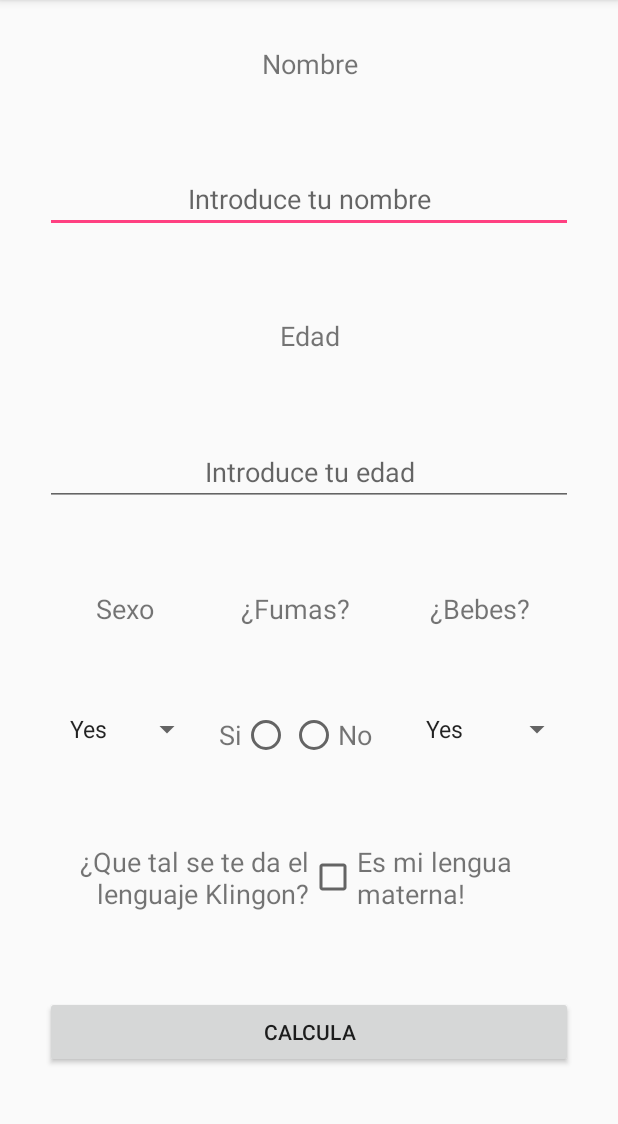
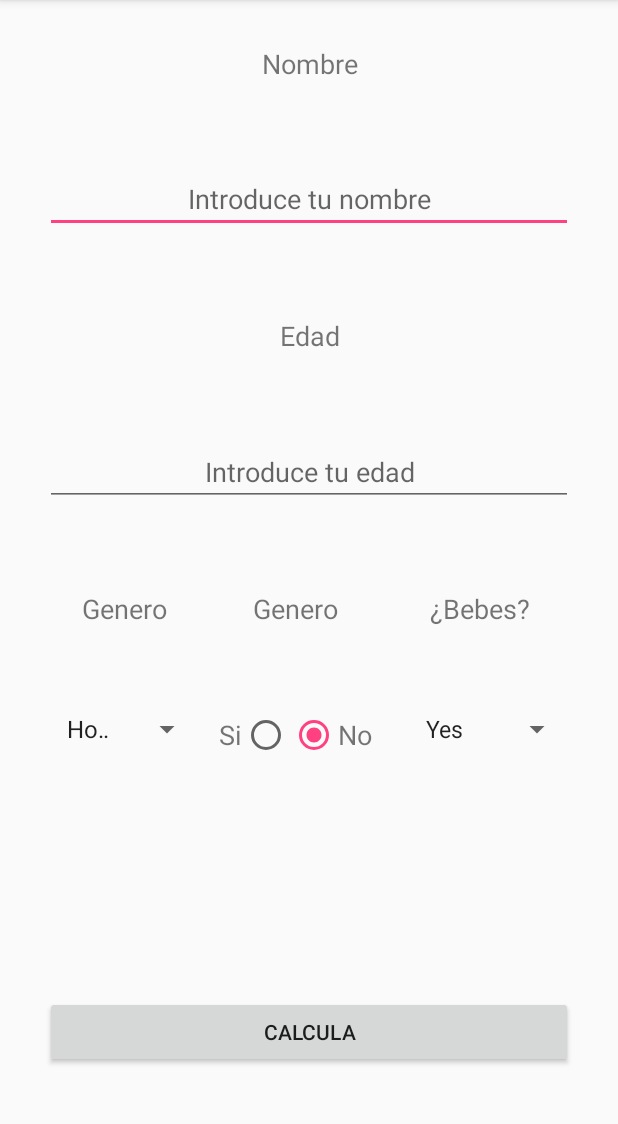
Before and after one commit to Wewannado/DeathTelling, an Android app: the screen it shows after launch (MainActivity), on a phone screen of 412 x 824 dp, the part 84-1208 px from its top. Run offline under Robolectric (Android 15) with nearby library versions, the light colour scheme and no system bars.

Commit message:
Implementat les opcions per a llenguatge Klingon, s'extreuen en Strings els missatges HardCoded
Es detecta la rotació de pantalla i s'inicialitzen els spinners, checkbox i visibilitat dels components.
Extraccio dels missatges hardcoded en strings.

```diff
--- /dev/null
+++ b/app/src/main/java/com/rogergili/deathtelling/CalculaCausa.java
@@ -0,0 +1,6 @@
+package com.rogergili.deathtelling;
+
+
+public class CalculaCausa {
+
+}
--- a/app/src/main/java/com/rogergili/deathtelling/MainActivity.java
+++ b/app/src/main/java/com/rogergili/deathtelling/MainActivity.java
@@ -9,14 +9,19 @@ import android.view.View;
 import android.view.WindowManager;
 import android.widget.AdapterView;
 import android.widget.ArrayAdapter;
+import android.widget.CheckBox;
 import android.widget.RadioButton;
 import android.widget.Spinner;
+import android.widget.TextView;
 import android.widget.Toast;
 
+
 public class MainActivity extends AppCompatActivity implements AdapterView.OnItemSelectedListener {
-    private int selectedSpinnerBebes = -1;
-    private int selectedSpinnerSexo = -1;
-    private int selectedRadioButton = -1;
+    private int selectedSpinnerBebes = 0;
+    private int selectedSpinnerSexo = 0;
+    private int selectedRadioButton = 0;
+    private int selectedKlingon = 0;
+
     private String orientacio;
 
     @Override
@@ -26,12 +31,16 @@ public class MainActivity extends AppCompatActivity implements AdapterView.OnIte
 
         WindowManager windowManager = (WindowManager) getSystemService(Context.WINDOW_SERVICE);
         Display display = windowManager.getDefaultDisplay();
+        //Si hi ha una instancia guardada en recuperem les variables.
         if (savedInstanceState != null) {
-            //TODO recuperar la informacion que necesitemos si hay una instancia guardada.
             this.selectedSpinnerSexo = savedInstanceState.getInt("sexo");
             this.selectedSpinnerBebes = savedInstanceState.getInt("bebes");
             this.selectedRadioButton = savedInstanceState.getInt("fumas");
+        } else {
+            //Missatge per invitar a trobar un dels ous de pasqua del programa ;)
+            Toast.makeText(this, "Los aliens no existen...¿Verdad?", Toast.LENGTH_SHORT).show();
         }
+        //Carreguem el metode cargaPantalla en vertical o horitzontal depenen de la orientacio de la pantalla.
         if (display.getRotation() == Surface.ROTATION_0 || display.getRotation() == Surface.ROTATION_180) {
             this.orientacio = "vertical";
             cargaPantalla(orientacio);
@@ -39,23 +48,26 @@ public class MainActivity extends AppCompatActivity implements AdapterView.OnIte
             this.orientacio = "horitzontal";
             cargaPantalla(orientacio);
         }
+
     }
 
     @Override
     protected void onSaveInstanceState(Bundle outState) {
         super.onSaveInstanceState(outState);
-        //TODO introducir la informacion que necesitemos guardar al girar esta activity
+        //Introduim les dades que volem guardar en cas que es giri la pantalla.
         outState.putInt("sexo", this.selectedSpinnerSexo);
         outState.putInt("bebes", this.selectedSpinnerBebes);
         outState.putInt("fumas", this.selectedRadioButton);
     }
 
-    public void cargaPantalla(String orientacion) {
+    public void cargaPantalla(String orientacio) {
         Spinner sexo;
         Spinner bebes;
         RadioButton RBn;
         RadioButton RBy;
-        if (orientacion == "vertical") {
+
+        //inicialitzem els identificadors de recursos adecuats a la orientacio de la pantalla.
+        if (orientacio == "vertical") {
             sexo = (Spinner) findViewById(R.id.spinnerSexoV);
             bebes = (Spinner) findViewById(R.id.spinnerBebesV);
             RBn = (RadioButton) findViewById(R.id.radioButtonNV);
@@ -66,69 +78,121 @@ public class MainActivity extends AppCompatActivity implements AdapterView.OnIte
             RBn = (RadioButton) findViewById(R.id.radioButtonNH);
             RBy = (RadioButton) findViewById(R.id.radioButtonYH);
         }
+        //Creem els listeners als dos Spinners
         sexo.setOnItemSelectedListener(this);
         bebes.setOnItemSelectedListener(this);
+
+        //Creem un adaptador per als Spinners.
         ArrayAdapter<CharSequence> adapter = ArrayAdapter.createFromResource(this, R.array.yesNo, R.layout.spinner_right);
+        ArrayAdapter<CharSequence> adapter2 = ArrayAdapter.createFromResource(this, R.array.genero, R.layout.spinner_right);
         adapter.setDropDownViewResource(android.R.layout.simple_spinner_dropdown_item);
-        sexo.setAdapter(adapter);
-        ArrayAdapter<CharSequence> adapter2 = ArrayAdapter.createFromResource(this, R.array.yesNo, R.layout.spinner_right);
         adapter2.setDropDownViewResource(android.R.layout.simple_spinner_dropdown_item);
+
+        //Apliquem l'adaptador als Spinners.
+        sexo.setAdapter(adapter2);
         bebes.setAdapter(adapter);
 
-
-        if (this.selectedSpinnerSexo != -1) {
+        //Seleccionem la posicio adequada al spinner de seleccio de genere
+        if (selectedSpinnerSexo == 0 || selectedSpinnerSexo == 1) {
             sexo.setSelection(selectedSpinnerSexo);
         }
-        if (this.selectedSpinnerBebes != -1) {
-            bebes.setSelection(selectedSpinnerBebes);
+        if (selectedSpinnerSexo == 2) {
+            //Un petit ou de pasqua que nomes entendran els fans d'Star Trek ;)
+            showKlingon(orientacio, true);
+            sexo.setSelection(selectedSpinnerSexo);
         }
-        Toast.makeText(this, String.valueOf(selectedRadioButton), Toast.LENGTH_SHORT).show();
-        if (this.selectedRadioButton != -1) {
-            Toast.makeText(this, String.valueOf(selectedRadioButton), Toast.LENGTH_SHORT).show();
-            if (this.selectedRadioButton == 0) {
-                RBn.setChecked(true);
-                RBy.setChecked(false);
+        //Seleccionem la posicio adequada al spinner de beguda
+        bebes.setSelection(selectedSpinnerBebes);
+
+        //Seleccionem la opcio corresponent al radioButton
+        if (this.selectedRadioButton == 0) {
+            RBn.setChecked(true);
+            RBy.setChecked(false);
+        } else {
+            RBn.setChecked(false);
+            RBy.setChecked(true);
+        }
+
+        //Marquem la checkbox del llenguatge klingon en cas que sigui necesari
+        if (selectedKlingon == 1) {
+            CheckBox checkKlingon;
+            if (orientacio == "horitzontal") {
+                checkKlingon = (CheckBox) findViewById(R.id.checkBoxKlingonH);
             } else {
-                RBn.setChecked(false);
-                RBy.setChecked(true);
+                checkKlingon = (CheckBox) findViewById(R.id.checkBoxKlingonV);
             }
+            checkKlingon.setChecked(true);
+        }
+    }
 
+
+    public void showKlingon(String orientacio, boolean Mostrar) {
+        TextView textKlingon;
+        CheckBox checkKlingon;
+        if (orientacio == "vertical") {
+            textKlingon = (TextView) findViewById(R.id.tViewKlingonV);
+            checkKlingon = (CheckBox) findViewById(R.id.checkBoxKlingonV);
+        } else {
+            textKlingon = (TextView) findViewById(R.id.tViewKlingonH);
+            checkKlingon = (CheckBox) findViewById(R.id.checkBoxKlingonH);
+        }
+        if (Mostrar) {
+            textKlingon.setVisibility(View.VISIBLE);
+            checkKlingon.setVisibility(View.VISIBLE);
+        } else {
+            textKlingon.setVisibility(View.INVISIBLE);
+            checkKlingon.setChecked(false);
+            checkKlingon.setVisibility(View.INVISIBLE);
         }
     }
 
     public void onRadioButtonClicked(View view) {
-        // Is the button now checked?
         boolean checked = ((RadioButton) view).isChecked();
-
-        // Check which radio button was clicked
+        //Comprobem quin RadioButton esta seleccionat i actuem en consecuencia.
         switch (view.getId()) {
             case R.id.radioButtonNH:
-                if (checked){
-                this.selectedRadioButton = 0;}
+                if (checked) {
+                    this.selectedRadioButton = 0;
+                }
                 break;
             case R.id.radioButtonYH:
-                if (checked){
-                this.selectedRadioButton = 1;}
+                if (checked) {
+                    this.selectedRadioButton = 1;
+                }
                 break;
             case R.id.radioButtonNV:
-                if (checked){
-                this.selectedRadioButton = 0;}
+                if (checked) {
+                    this.selectedRadioButton = 0;
+                }
                 break;
             case R.id.radioButtonYV:
-                if (checked){
-                this.selectedRadioButton = 1;}
+                if (checked) {
+                    this.selectedRadioButton = 1;
+                }
                 break;
         }
     }
+
 
     @Override
     public void onItemSelected(AdapterView<?> parent, View view, int position, long id) {
         switch (parent.getId()) {
             case R.id.spinnerSexoH:
                 this.selectedSpinnerSexo = position;
+                //la opcio 2 activa el checkbox ocult Klingon
+                if (position == 2) {
+                    showKlingon("horizontal", true);
+                } else {
+                    showKlingon("horizontal", false);
+                }
                 break;
             case R.id.spinnerSexoV:
                 this.selectedSpinnerSexo = position;
+                if (position == 2) {
+                    showKlingon("vertical", true);
+                } else {
+                    showKlingon("vertical", false);
+                }
                 break;
             case R.id.spinnerBebesH:
                 this.selectedSpinnerBebes = position;
--- a/app/src/main/res/layout-land/activity_main.xml
+++ b/app/src/main/res/layout-land/activity_main.xml
@@ -18,7 +18,7 @@
             android:layout_weight="0.3"
             android:layout_width="0dip"
             android:id="@+id/tViewNombreH"
-            android:text="Nombre"
+            android:text="@string/nombre"
             android:textAlignment="center"
             android:textSize="18sp" />
 
@@ -27,7 +27,7 @@
             android:layout_width="0dip"
             android:id="@+id/eTextNombreH"
             android:ems="10"
-            android:hint="Introduce tu nombre"
+            android:hint="@string/introduce_tu_nombre"
             android:inputType="textPersonName"
             android:textAlignment="center" />
 
@@ -40,7 +40,7 @@
             android:layout_weight="0.3"
             android:layout_width="0dip"
             android:id="@+id/tViewEdadH"
-            android:text="Edad"
+            android:text="@string/edad"
             android:textAlignment="center"
             android:textSize="18sp" />
 
@@ -49,7 +49,7 @@
             android:id="@+id/eTextEdadH"
             android:layout_width="0dip"
             android:ems="10"
-            android:hint="Introduce tu edad"
+            android:hint="@string/introduce_tu_edad"
             android:inputType="textPersonName"
             android:textAlignment="center" />
     </TableRow>
@@ -61,7 +61,7 @@
             android:layout_weight="0.3"
             android:id="@+id/tViewSexoH"
             android:layout_width="0dip"
-            android:text="Sexo"
+            android:text="@string/genero"
             android:textAlignment="center"
             android:textSize="18sp" />
 
@@ -69,7 +69,7 @@
             android:layout_weight="0.35"
             android:id="@+id/tViewFumasH"
             android:layout_width="0dip"
-            android:text="¿Fumas?"
+            android:text="@string/fumas"
             android:textAlignment="center"
             android:textSize="18sp" />
 
@@ -77,7 +77,7 @@
             android:id="@+id/tViewBebesH"
             android:layout_weight="0.35"
             android:layout_width="0dip"
-            android:text="¿Bebes?"
+            android:text="@string/bebes"
             android:textAlignment="center"
             android:textSize="18sp" />
 
@@ -89,7 +89,7 @@
         <Spinner
             android:layout_weight="0.3"
             android:id="@+id/spinnerSexoH"
-            android:layout_width="0dip"></Spinner>
+            android:layout_width="0dip"/>
 
         <RadioGroup
             android:layout_width="0dip"
@@ -97,24 +97,26 @@
             android:orientation="horizontal">
 
             <RadioButton
-                android:text="Si"
+                android:text="@string/si"
                 android:layoutDirection="rtl"
                 android:layout_width="wrap_content"
                 android:layout_height="wrap_content"
                 android:id="@+id/radioButtonYH"
                 android:layout_weight="1"
                 android:textSize="18sp"
+                android:onClick="onRadioButtonClicked"
                 android:textColor="?android:attr/textColorTertiary"
                 android:textAlignment="textEnd" />
 
             <RadioButton
 
-                android:text="No"
+                android:text="@string/no"
                 android:layout_width="wrap_content"
                 android:layout_height="wrap_content"
                 android:id="@+id/radioButtonNH"
                 android:layout_weight="1"
                 android:textAlignment="textStart"
+                android:onClick="onRadioButtonClicked"
                 android:textSize="18sp"
                 android:textColor="?android:attr/textColorTertiary" />
         </RadioGroup>
@@ -152,7 +154,7 @@
         <Button
             android:layout_width="0dip"
             android:id="@+id/calculaH"
-            android:text="Calcula"
+            android:text="@string/calcula"
             android:layout_weight="1" />
 
     </TableRow>
--- a/app/src/main/res/layout/activity_main.xml
+++ b/app/src/main/res/layout/activity_main.xml
@@ -22,7 +22,7 @@
             android:layout_weight="1"
             android:layout_width="0dip"
             android:id="@+id/tViewNombreV"
-            android:text="Nombre"
+            android:text="@string/nombre"
             android:textAlignment="center"
             android:textSize="18sp" />
     </TableRow>
@@ -36,7 +36,7 @@
             android:layout_width="0dip"
             android:id="@+id/eTextNombreV"
             android:ems="10"
-            android:hint="Introduce tu nombre"
+            android:hint="@string/introduce_tu_nombre"
             android:inputType="textPersonName"
             android:textAlignment="center" />
 
@@ -50,7 +50,7 @@
             android:layout_weight="1"
             android:layout_width="0dip"
             android:id="@+id/tViewEdadV"
-            android:text="Edad"
+            android:text="@string/edad"
             android:textAlignment="center"
             android:textSize="18sp" />
     </TableRow>
@@ -63,8 +63,8 @@
             android:id="@+id/eTextEdadV"
             android:layout_width="0dip"
             android:ems="10"
-            android:hint="Introduce tu edad"
-            android:inputType="textPersonName"
+            android:hint="@string/introduce_tu_edad"
+            android:inputType="numberSigned"
             android:textAlignment="center" />
     </TableRow>
 
@@ -75,7 +75,7 @@
             android:layout_weight="0.3"
             android:id="@+id/tViewSexoV"
             android:layout_width="0dip"
-            android:text="Sexo"
+            android:text="@string/genero"
             android:textAlignment="center"
             android:textSize="18sp" />
 
@@ -83,7 +83,7 @@
             android:layout_weight="0.35"
             android:id="@+id/tViewFumasV"
             android:layout_width="0dip"
-            android:text="¿Fumas?"
+            android:text="@string/genero"
             android:textAlignment="center"
             android:textSize="18sp" />
 
@@ -91,27 +91,30 @@
             android:id="@+id/tViewBebesV"
             android:layout_weight="0.35"
             android:layout_width="0dip"
-            android:text="¿Bebes?"
+            android:text="@string/bebes"
             android:textAlignment="center"
             android:textSize="18sp" />
 
     </TableRow>
 
     <TableRow
-        android:layout_weight="0.2">
+        android:layout_weight="0.2"
+        android:weightSum="1"
+        >
 
         <Spinner
             android:layout_weight="0.3"
             android:id="@+id/spinnerSexoV"
-            android:layout_width="0dip"></Spinner>
+            android:layout_width="0dip"/>
 
         <RadioGroup
             android:layout_width="0dip"
             android:layout_weight="0.35"
-            android:orientation="horizontal">
+            android:orientation="horizontal"
+            >
 
             <RadioButton
-                android:text="Si"
+                android:text="@string/si"
                 android:layoutDirection="rtl"
                 android:layout_width="wrap_content"
                 android:layout_height="wrap_content"
@@ -124,7 +127,7 @@
 
             <RadioButton
 
-                android:text="No"
+                android:text="@string/no"
                 android:layout_width="wrap_content"
                 android:layout_height="wrap_content"
                 android:id="@+id/radioButtonNV"
@@ -149,18 +152,19 @@
             android:layout_weight="0.5"
             android:layout_width="0dip"
             android:id="@+id/tViewKlingonV"
-            android:text="¿Que tal se te da el lenguaje Klingon?"
+            android:text="@string/que_tal_se_te_da_el_lenguaje_klingon"
             android:textSize="18sp"
-            android:textAlignment="textEnd" />
+            android:textAlignment="textEnd"
+            android:visibility="invisible" />
 
         <CheckBox
             android:layout_weight="0.5"
             android:layout_width="0dip"
             android:id="@+id/checkBoxKlingonV"
-            android:text="Es mi lengua materna!"
-            android:textAppearance="@android:style/TextAppearance.Material.Small"
+            android:text="@string/es_mi_lengua_materna"
             android:textColor="?android:attr/textColorTertiary"
-            android:textSize="18sp" />
+            android:textSize="18sp"
+            android:visibility="invisible" />
     </TableRow>
 
     <TableRow android:layout_weight="0.2">
@@ -168,7 +172,7 @@
         <Button
             android:layout_width="0dip"
             android:id="@+id/calculaV"
-            android:text="Calcula"
+            android:text="@string/calcula"
             android:layout_weight="1" />
 
     </TableRow>
--- a/app/src/main/res/values/strings.xml
+++ b/app/src/main/res/values/strings.xml
@@ -1,7 +1,25 @@
 <resources>
     <string name="app_name">DeathTelling</string>
+    <string name="nombre">Nombre</string>
+    <string name="introduce_tu_nombre">Introduce tu nombre</string>
+    <string name="edad">Edad</string>
+    <string name="introduce_tu_edad">Introduce tu edad</string>
+    <string name="genero">Genero</string>
+    <string name="fumas">¿Fumas?</string>
+    <string name="bebes">¿Bebes?</string>
+    <string name="que_tal_se_te_da_el_lenguaje_klingon">¿Que tal se te da el lenguaje Klingon?</string>
+    <string name="es_mi_lengua_materna">Es mi lengua materna!</string>
+    <string name="calcula">Calcula</string>
+    <string name="si">Si</string>
+    <string name="no">No</string>
     <string-array name="yesNo">
         <item>Yes</item>
         <item>No</item>
     </string-array>
+
+    <string-array name="genero">
+        <item>Hombre</item>
+        <item>Mujer</item>
+        <item>Otro</item>
+    </string-array>
 </resources>
```
Also changed, not shown: app/build.gradle (+5 -4 lines).
